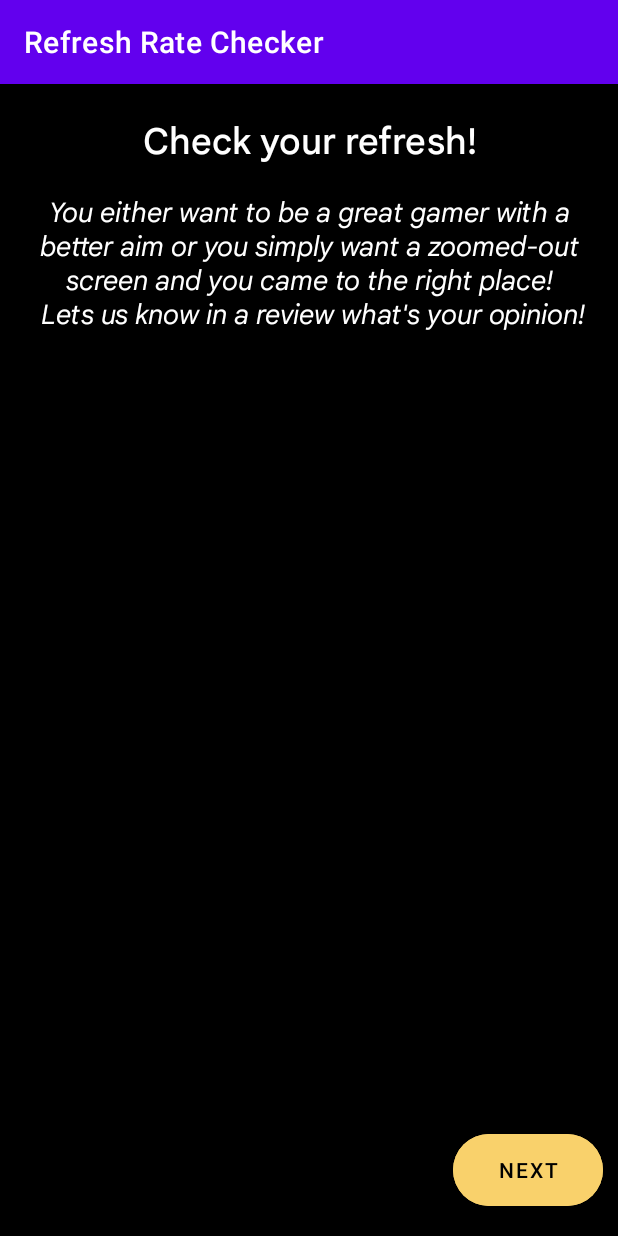
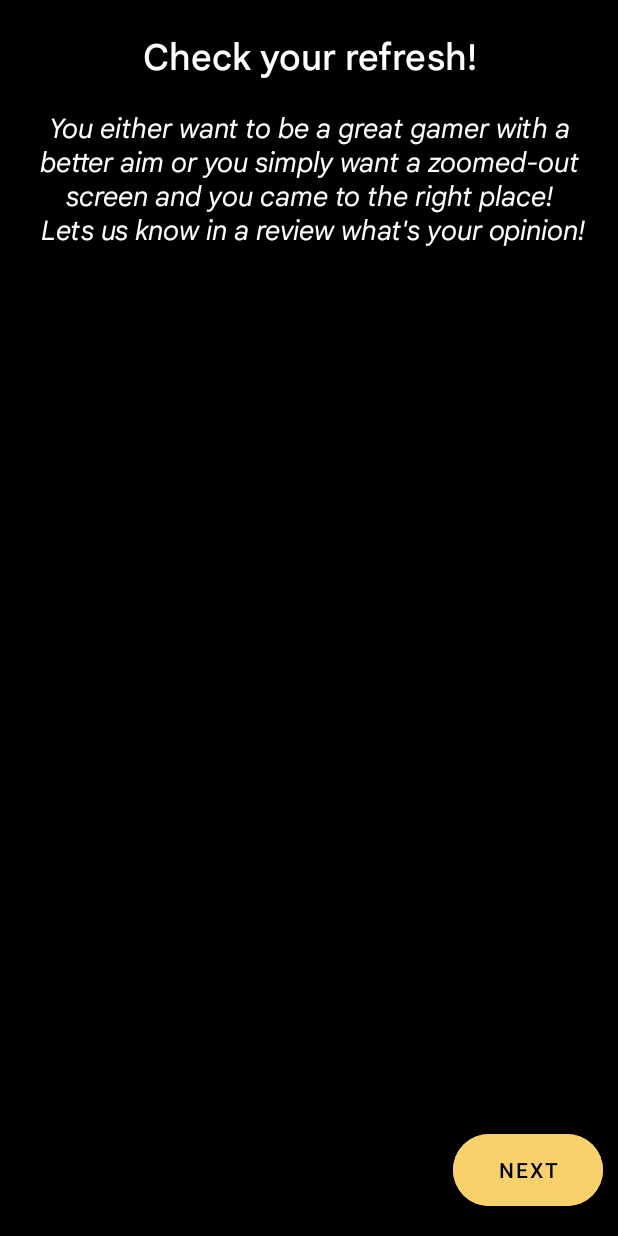
Before and after one commit to badbanii/refresh-rate-checker, an Android app: the screen it shows after launch (MainActivity), on a phone screen of 412 x 824 dp. Run offline under Robolectric (Android 15) with nearby library versions, the light colour scheme and no system bars; libraries missing offline, so code that uses them is left out: com.fxn.stash; 2 statements that could not run were skipped.

Commit message:
updated ui

```diff
--- a/app/src/main/AndroidManifest.xml
+++ b/app/src/main/AndroidManifest.xml
@@ -3,6 +3,7 @@
     xmlns:tools="http://schemas.android.com/tools">
 
     <application
+        android:name=".app.App"
         android:allowBackup="true"
         android:dataExtractionRules="@xml/data_extraction_rules"
         android:fullBackupContent="@xml/backup_rules"
--- /dev/null
+++ b/app/src/main/java/com/theviciousgames/refreshratechecker/app/App.kt
@@ -0,0 +1,15 @@
+package com.theviciousgames.refreshratechecker.app
+
+import android.app.Application
+import com.fxn.stash.Stash
+
+class App:Application() {
+    override fun onCreate() {
+        super.onCreate()
+        initStash()
+    }
+
+    private fun initStash() {
+        Stash.init(this)
+    }
+}
--- a/app/src/main/res/values-night/themes.xml
+++ b/app/src/main/res/values-night/themes.xml
@@ -1,6 +1,6 @@
 <resources xmlns:tools="http://schemas.android.com/tools">
     <!-- Base application theme. -->
-    <style name="Theme.RefreshRateChecker" parent="Theme.MaterialComponents.DayNight.DarkActionBar">
+    <style name="Theme.RefreshRateChecker" parent="Theme.MaterialComponents.DayNight.NoActionBar">
         <!-- Primary brand color. -->
         <item name="colorPrimary">@color/purple_200</item>
         <item name="colorPrimaryVariant">@color/purple_700</item>
@@ -10,7 +10,7 @@
         <item name="colorSecondaryVariant">@color/teal_200</item>
         <item name="colorOnSecondary">@color/black</item>
         <!-- Status bar color. -->
-        <item name="android:statusBarColor">?attr/colorPrimaryVariant</item>
+        <item name="android:statusBarColor">@color/black</item>
         <!-- Customize your theme here. -->
     </style>
 </resources>
--- a/app/src/main/res/values/themes.xml
+++ b/app/src/main/res/values/themes.xml
@@ -1,6 +1,6 @@
 <resources xmlns:tools="http://schemas.android.com/tools">
     <!-- Base application theme. -->
-    <style name="Theme.RefreshRateChecker" parent="Theme.MaterialComponents.DayNight.DarkActionBar">
+    <style name="Theme.RefreshRateChecker" parent="Theme.MaterialComponents.DayNight.NoActionBar">
         <!-- Primary brand color. -->
         <item name="colorPrimary">@color/purple_500</item>
         <item name="colorPrimaryVariant">@color/purple_700</item>
@@ -10,7 +10,7 @@
         <item name="colorSecondaryVariant">@color/teal_700</item>
         <item name="colorOnSecondary">@color/black</item>
         <!-- Status bar color. -->
-        <item name="android:statusBarColor">?attr/colorPrimaryVariant</item>
+        <item name="android:statusBarColor">@color/black</item>
         <!-- Customize your theme here. -->
     </style>
 </resources>
```
Also changed, not shown: app/src/main/java/com/theviciousgames/refreshratechecker/ui/main/view/MainFragment.kt (+13 -5 lines), app/src/main/res/layout/fragment_main.xml (+18 -3 lines).
